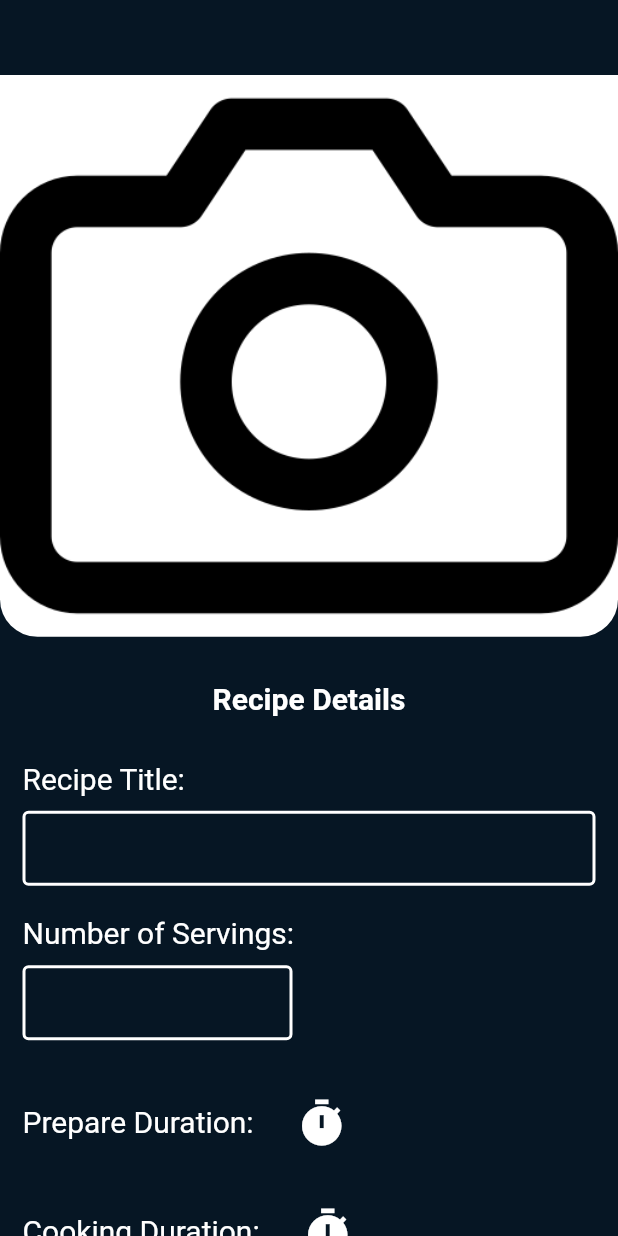
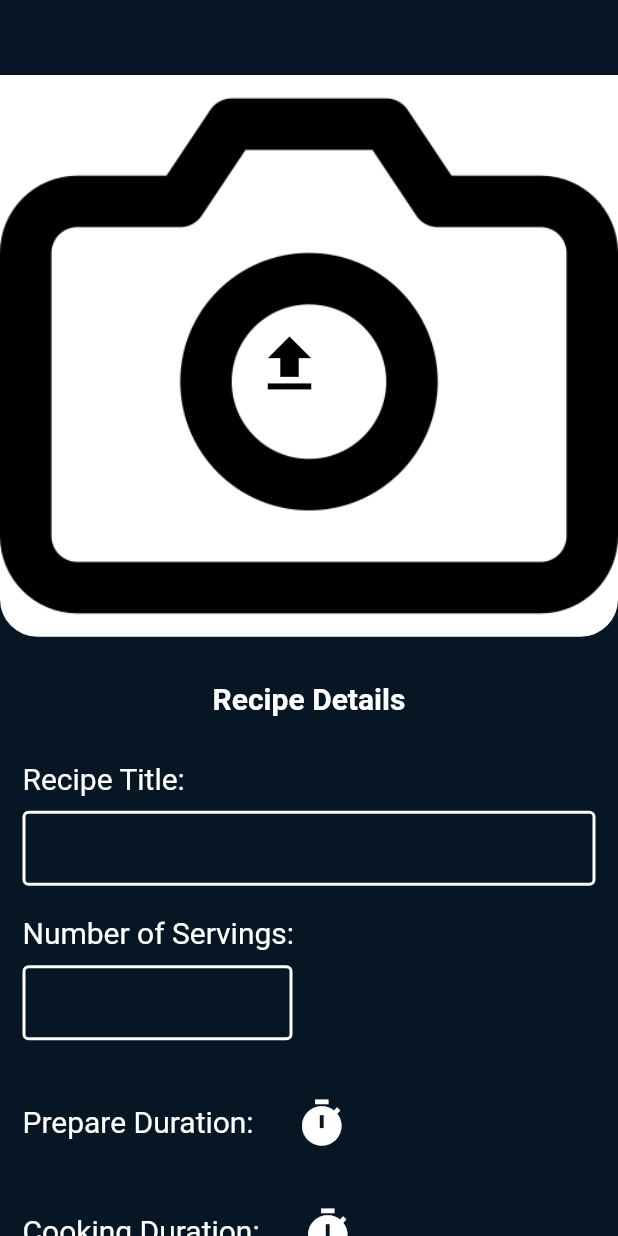
Before and after one commit to Prajj-10/Bhansa, a Flutter app: the PostRecipe screen opened directly, on a phone screen of 412 x 824 dp. Run offline on Flutter 3.47's test engine with Material 2 defaults, Android fonts, the phone set to English and light mode, and no system bars; our stand-ins replace cloud_firestore, easy_splash_screen, file_picker, firebase_auth, firebase_core, firebase_database and 10 more; missing offline and left inert: duration_picker; accounts and stored records are empty; network calls fail.

Commit message:
Updated with Stack

```diff
--- a/cook_book/lib/app/PostRecipe/post_recipe.dart
+++ b/cook_book/lib/app/PostRecipe/post_recipe.dart
@@ -105,7 +105,10 @@ class _PostRecipeState extends State<PostRecipe> {
               height: 50,
             ),
             //First Image
-            file != null ?
+            Stack(
+              children: [
+                Container(
+                child: file != null ?
                 Image.file(
                     file!,
                     height: height/2.2,
@@ -129,6 +132,27 @@ class _PostRecipeState extends State<PostRecipe> {
                       bottomRight: Radius.circular(25),
                     ),
                   ),
+                ),
+              ),
+                Positioned(
+                  top: 160,
+                  left: 160,
+                  child: Container(
+
+                        child: IconButton(
+
+                          color: Colors.black,
+                          icon: const Icon(Icons.file_upload, size: 50,),
+
+                          onPressed: () { uploadImage(); },
+                        ),
+
+
+
+                  ),
+                ),
+
+              ]
             ),
 
             /*Container(
@@ -483,7 +507,7 @@ class _PostRecipeState extends State<PostRecipe> {
 
 
 
-                    Container(
+                    /*Container(
                       child: Row(
                         children: [
                           const Text(
@@ -494,41 +518,9 @@ class _PostRecipeState extends State<PostRecipe> {
                             width: 15,
                           ),
 
-                          /*IconButton(
-                              onPressed: (){
-                                //print('Hello');
-                                _getFromCamera();
-                              },
-                              color: Colors.white,
-                              icon: Icon(Icons.camera_alt, size: 35,)
-                          ),*/
 
                           IconButton(
-                            /*onPressed: ()async{
-                                final results = await FilePicker.platform.pickFiles(
-                                  allowMultiple: false,
-                                  type: FileType.custom,
-                                  allowedExtensions: ['png', 'jpg'],
-                                );
 
-                                if(results == null){
-                                  ScaffoldMessenger.of(context).showSnackBar(
-                                      const SnackBar(
-                                        content: Text("No Photo selected"),
-                                      )
-                                  );
-
-                                  return null;
-                                }
-
-                                final path = results.files.single.path!;
-                                final fileName = results.files.single.name;
-
-                                storage
-                                    .uploadImage(path, fileName)
-                                    .then((value)=>print('Done'));
-
-                              },*/
                             color: Colors.white,
                             icon: const Icon(Icons.file_upload, size: 35,),
 
@@ -537,7 +529,7 @@ class _PostRecipeState extends State<PostRecipe> {
 
                         ],
                       ),
-                    ),
+                    ),*/
 
                     SizedBox(
                       height: 10,
```
Lines whose indentation alone changed are shown as unchanged.
